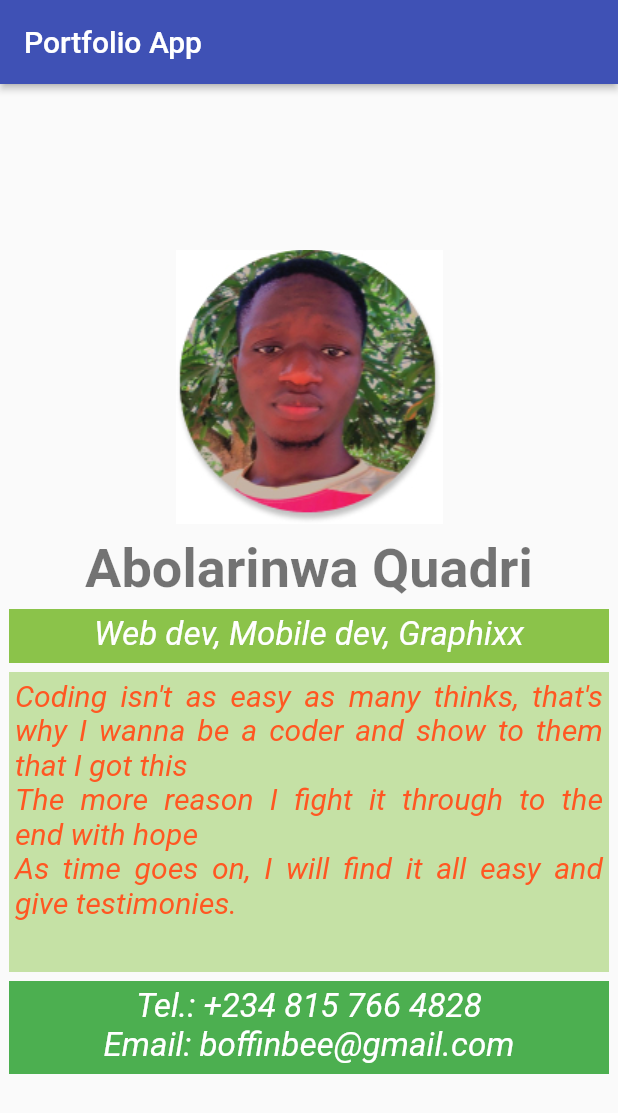
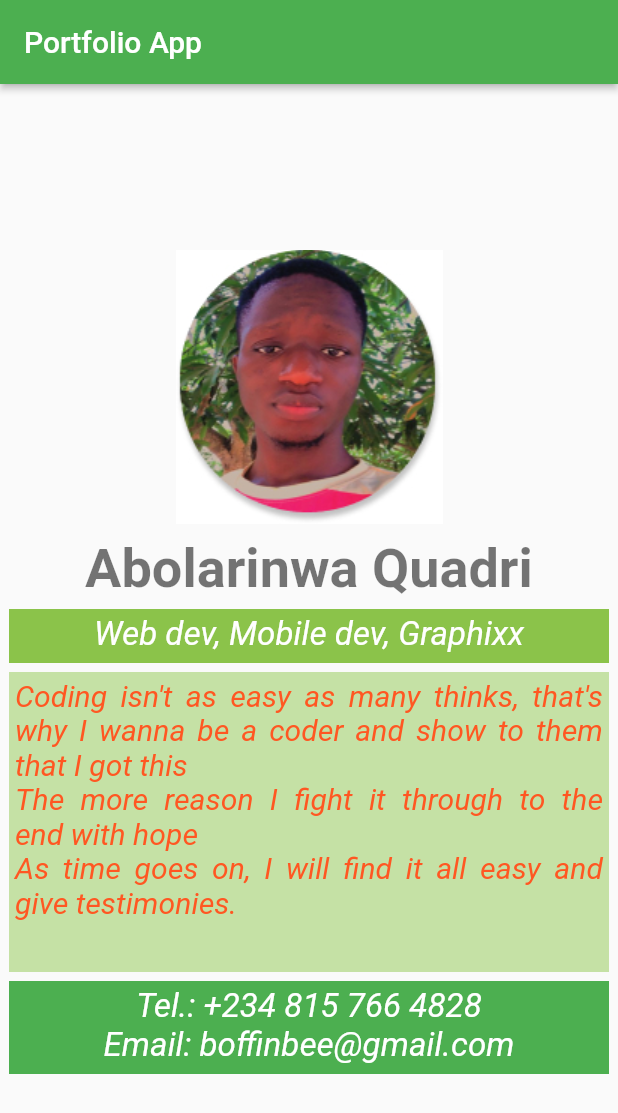
Before and after one commit to BoffinBee/portfolio_app, a Flutter app: the screen it shows after launch, on a phone screen of 412 x 824 dp. Shown: the top 1113 px of the screen. Run offline on Flutter 3.47's test engine with Material 2 defaults, Android fonts, the phone set to English and light mode, and no system bars.

Commit message:
#SafeArea
added safe area to the main widget

```diff
--- a/lib/main.dart
+++ b/lib/main.dart
@@ -9,12 +9,15 @@ class MyApp extends StatelessWidget {
   @override
   Widget build(BuildContext context) {
     return MaterialApp(
-      //debugShowCheckedModeBanner: false,
-      title: 'Portfolio App',
+      debugShowCheckedModeBanner: false,
+      //title: 'Portfolio App',
       theme: ThemeData(
         primarySwatch: Colors.indigo,
       ),
-      home: PortfolioScreen(),
+      home: SafeArea(
+        minimum: EdgeInsets.zero,
+        child: PortfolioScreen(),
+      ),
     );
   }
 }
@@ -28,7 +31,7 @@ class PortfolioScreen extends StatelessWidget {
           title: Text(
             'Portfolio App',
           ),
-          backgroundColor: Colors.indigo,
+          backgroundColor: Colors.green,
           elevation: 2,
         ),
         body: _buildContent(),
```
